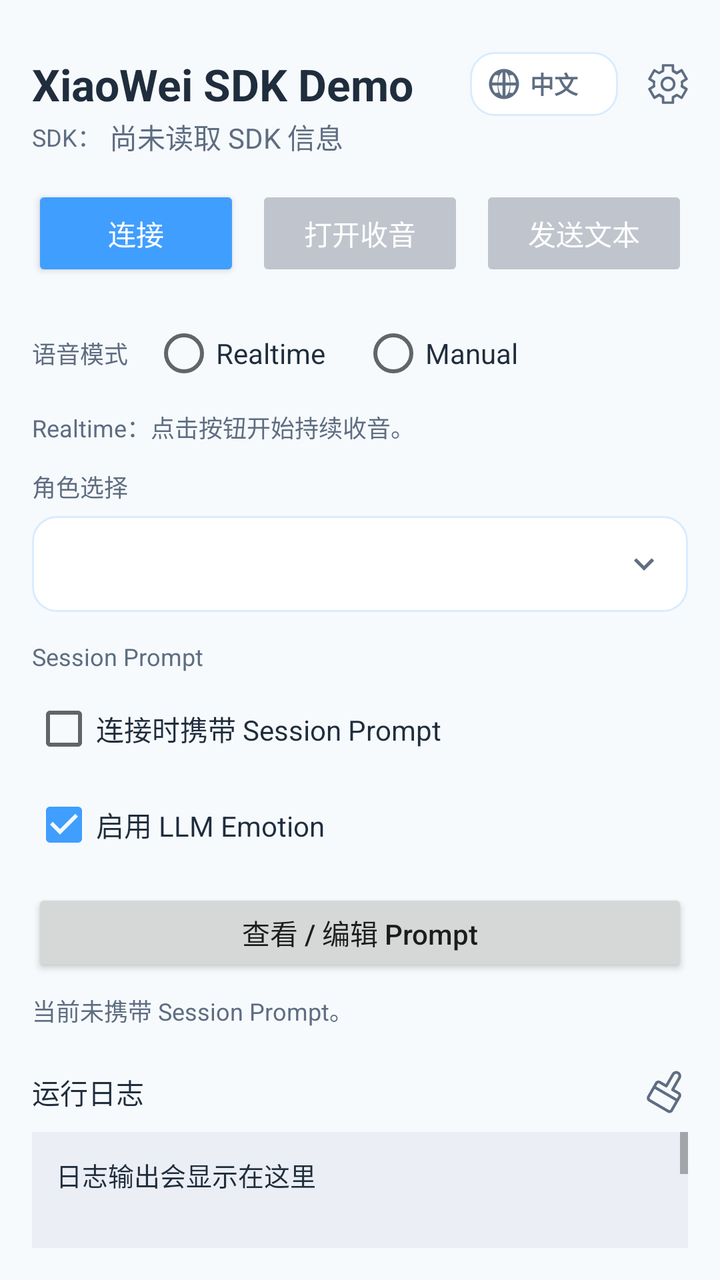
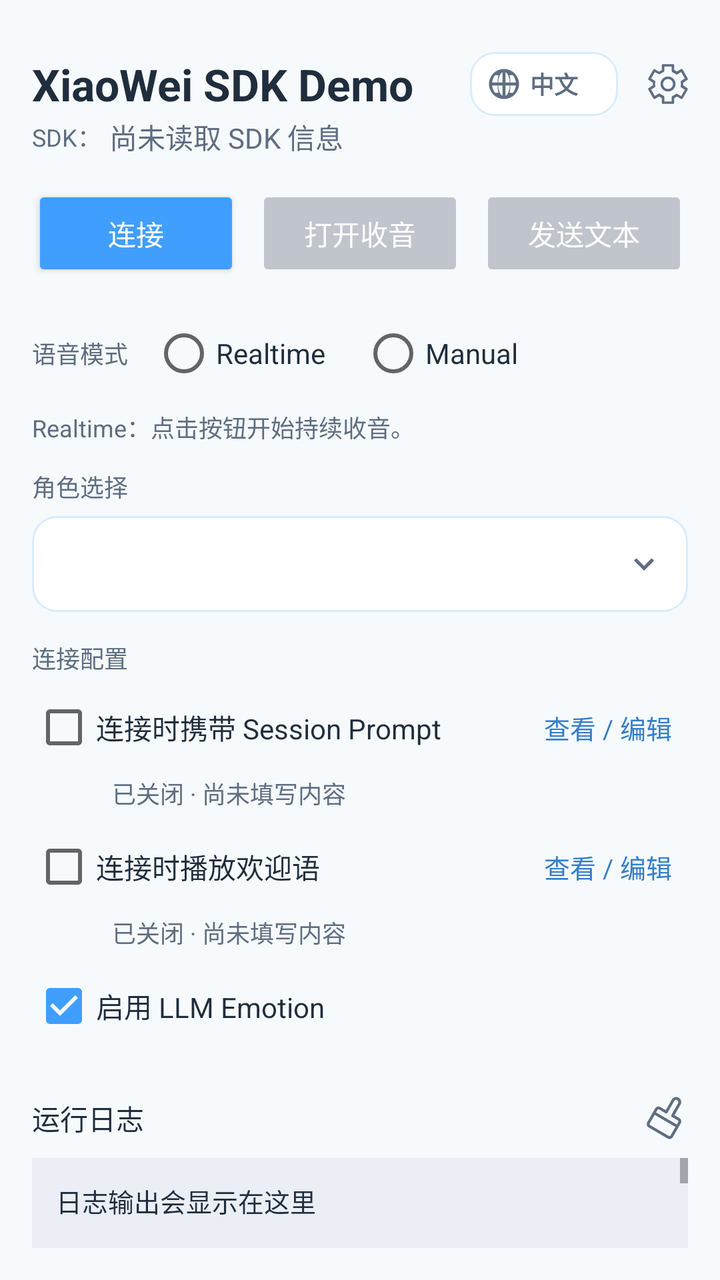

An Android layout rendered at two revisions. The XML below is the earlier revision; the diff shows what the commit changed to produce the second picture.
<!-- AndroidManifest.xml: application theme Theme.XiaoweiSdkDemo -->
<!-- res/layout/activity_main.xml -->
<?xml version="1.0" encoding="utf-8"?>
<FrameLayout xmlns:android="http://schemas.android.com/apk/res/android"
    android:layout_width="match_parent"
    android:layout_height="match_parent"
    android:background="@color/demo_surface">

    <LinearLayout
        android:id="@+id/layout_page_content"
        android:layout_width="match_parent"
        android:layout_height="match_parent"
        android:orientation="vertical">

        <LinearLayout
            android:layout_width="match_parent"
            android:layout_height="wrap_content"
            android:baselineAligned="false"
            android:orientation="vertical"
            android:paddingLeft="16dp"
            android:paddingTop="26dp"
            android:paddingRight="16dp"
            android:paddingBottom="10dp">

            <LinearLayout
                android:layout_width="match_parent"
                android:layout_height="wrap_content"
                android:baselineAligned="false"
                android:gravity="center_vertical"
                android:orientation="horizontal">

                <TextView
                    android:layout_width="wrap_content"
                    android:layout_height="wrap_content"
                    android:text="@string/demo_title"
                    android:textColor="@color/demo_text_primary"
                    android:textSize="22sp"
                    android:textStyle="bold" />

                <Space
                    android:layout_width="0dp"
                    android:layout_height="1dp"
                    android:layout_weight="1" />

                <LinearLayout
                    android:id="@+id/button_language_container"
                    android:layout_width="wrap_content"
                    android:layout_height="32dp"
                    android:layout_marginStart="12dp"
                    android:background="@drawable/bg_soul_selector"
                    android:clickable="true"
                    android:focusable="true"
                    android:gravity="center_vertical"
                    android:minWidth="74dp"
                    android:orientation="horizontal"
                    android:paddingLeft="8dp"
                    android:paddingRight="8dp">

                    <ImageButton
                        android:id="@+id/button_language"
                        android:layout_width="18dp"
                        android:layout_height="18dp"
                        android:adjustViewBounds="true"
                        android:background="@android:color/transparent"
                        android:clickable="false"
                        android:contentDescription="@string/language_switcher"
                        android:focusable="false"
                        android:padding="0dp"
                        android:scaleType="centerInside"
                        android:src="@drawable/ic_language_globe"
                        android:tint="@color/demo_text_secondary" />

                    <TextView
                        android:id="@+id/text_language_value"
                        android:layout_width="wrap_content"
                        android:layout_height="wrap_content"
                        android:layout_marginStart="4dp"
                        android:text="@string/language_value_zh"
                        android:textColor="@color/demo_text_secondary"
                        android:textSize="12sp"
                        android:textStyle="bold" />
                </LinearLayout>

                <ImageButton
                    android:id="@+id/button_open_settings"
                    android:layout_width="20dp"
                    android:layout_height="20dp"
                    android:layout_marginStart="15dp"
                    android:adjustViewBounds="true"
                    android:background="?attr/selectableItemBackgroundBorderless"
                    android:contentDescription="@string/settings"
                    android:padding="0dp"
                    android:scaleType="centerInside"
                    android:src="@drawable/ic_settings_gear"
                    android:tint="@color/demo_text_secondary" />
            </LinearLayout>

            <LinearLayout
                android:layout_width="match_parent"
                android:layout_height="wrap_content"
                android:layout_marginTop="0dp"
                android:baselineAligned="false"
                android:gravity="center_vertical"
                android:orientation="horizontal">

                <TextView
                    android:id="@+id/text_sdk_label"
                    android:layout_width="wrap_content"
                    android:layout_height="wrap_content"
                    android:text="@string/sdk_info_label"
                    android:textColor="@color/demo_text_secondary"
                    android:textSize="12sp" />

                <TextView
                    android:id="@+id/text_sdk_value"
                    android:layout_width="0dp"
                    android:layout_height="wrap_content"
                    android:layout_marginStart="4dp"
                    android:layout_weight="1"
                    android:text="@string/sdk_info_placeholder"
                    android:textColor="@color/demo_text_secondary" />
            </LinearLayout>
        </LinearLayout>

        <LinearLayout
            android:id="@+id/layout_main_content"
            android:layout_width="match_parent"
            android:layout_height="0dp"
            android:layout_weight="1"
            android:orientation="vertical"
            android:paddingLeft="16dp"
            android:paddingTop="0dp"
            android:paddingRight="16dp"
            android:paddingBottom="16dp">

            <LinearLayout
                android:layout_width="match_parent"
                android:layout_height="wrap_content"
                android:layout_marginTop="4dp"
                android:baselineAligned="false"
                android:gravity="top"
                android:orientation="horizontal">

                <Button
                    android:id="@+id/button_connect"
                    android:layout_width="0dp"
                    android:layout_height="48dp"
                    android:layout_gravity="top"
                    android:layout_weight="1"
                    android:backgroundTint="@color/demo_primary"
                    android:gravity="center"
                    android:maxLines="1"
                    android:text="@string/connect"
                    android:textColor="@color/demo_text_inverse" />

                <Button
                    android:id="@+id/button_listen"
                    android:layout_width="0dp"
                    android:layout_height="48dp"
                    android:layout_gravity="top"
                    android:layout_marginStart="8dp"
                    android:layout_weight="1"
                    android:backgroundTint="@color/demo_button_disabled"
                    android:enabled="false"
                    android:gravity="center"
                    android:maxLines="2"
                    android:text="@string/start_listen"
                    android:textAllCaps="false"
                    android:textColor="@color/demo_text_inverse" />

                <Button
                    android:id="@+id/button_send_text"
                    android:layout_width="0dp"
                    android:layout_height="48dp"
                    android:layout_gravity="top"
                    android:layout_marginStart="8dp"
                    android:layout_weight="1"
                    android:backgroundTint="@color/demo_button_disabled"
                    android:enabled="false"
                    android:gravity="center"
                    android:maxLines="1"
                    android:text="@string/send_text"
                    android:textColor="@color/demo_text_inverse" />
            </LinearLayout>

            <LinearLayout
                android:id="@+id/layout_voice_mode_section"
                android:layout_width="match_parent"
                android:layout_height="wrap_content"
                android:layout_marginTop="12dp"
                android:baselineAligned="false"
                android:gravity="center_vertical"
                android:orientation="horizontal">

                <TextView
                    android:id="@+id/text_voice_mode_label"
                    android:layout_width="wrap_content"
                    android:layout_height="wrap_content"
                    android:text="@string/voice_mode_label"
                    android:textColor="@color/demo_text_secondary"
                    android:textSize="12sp" />

                <RadioGroup
                    android:id="@+id/group_voice_mode"
                    android:layout_width="wrap_content"
                    android:layout_height="wrap_content"
                    android:layout_marginStart="12dp"
                    android:orientation="horizontal">

                    <RadioButton
                        android:id="@+id/radio_voice_mode_realtime"
                        android:layout_width="wrap_content"
                        android:layout_height="wrap_content"
                        android:text="@string/voice_mode_realtime"
                        android:textColor="@color/demo_text_primary" />

                    <RadioButton
                        android:id="@+id/radio_voice_mode_manual"
                        android:layout_width="wrap_content"
                        android:layout_height="wrap_content"
                        android:layout_marginStart="18dp"
                        android:text="@string/voice_mode_manual"
                        android:textColor="@color/demo_text_primary" />
                </RadioGroup>
            </LinearLayout>

            <TextView
                android:id="@+id/text_voice_mode_summary"
                android:layout_width="match_parent"
                android:layout_height="wrap_content"
                android:layout_marginTop="4dp"
                android:text="@string/voice_mode_summary_realtime_idle"
                android:textColor="@color/demo_text_secondary"
                android:textSize="12sp" />

            <LinearLayout
                android:id="@+id/layout_soul_selector_section"
                android:layout_width="match_parent"
                android:layout_height="wrap_content"
                android:orientation="vertical">

                <TextView
                    android:id="@+id/text_soul_selector_label"
                    android:layout_width="match_parent"
                    android:layout_height="wrap_content"
                    android:layout_marginTop="12dp"
                    android:text="@string/soul_selector_label"
                    android:textColor="@color/demo_text_secondary"
                    android:textSize="12sp" />

                <FrameLayout
                    android:layout_width="match_parent"
                    android:layout_height="48dp"
                    android:layout_marginTop="6dp">

                    <androidx.appcompat.widget.AppCompatSpinner
                        android:id="@+id/spinner_soul_selector"
                        android:layout_width="match_parent"
                        android:layout_height="match_parent"
                        android:background="@drawable/bg_soul_selector"
                        android:dropDownWidth="match_parent"
                        android:paddingLeft="12dp"
                        android:paddingRight="40dp"
                        android:spinnerMode="dropdown" />

                    <ImageView
                        android:layout_width="20dp"
                        android:layout_height="20dp"
                        android:layout_gravity="center_vertical|end"
                        android:layout_marginEnd="12dp"
                        android:clickable="false"
                        android:contentDescription="@null"
                        android:focusable="false"
                        android:src="@drawable/ic_spinner_arrow"
                        android:tint="@color/demo_text_secondary" />
                </FrameLayout>
            </LinearLayout>

            <LinearLayout
                android:id="@+id/layout_session_prompt_section"
                android:layout_width="match_parent"
                android:layout_height="wrap_content"
                android:orientation="vertical">

                <TextView
                    android:id="@+id/text_session_prompt_label"
                    android:layout_width="match_parent"
                    android:layout_height="wrap_content"
                    android:layout_marginTop="14dp"
                    android:text="@string/session_prompt_label"
                    android:textColor="@color/demo_text_secondary"
                    android:textSize="12sp" />

                <CheckBox
                    android:id="@+id/checkbox_session_prompt_enabled"
                    android:layout_width="match_parent"
                    android:layout_height="wrap_content"
                    android:layout_marginTop="4dp"
                    android:checked="false"
                    android:text="@string/session_prompt_enabled_checkbox"
                    android:textColor="@color/demo_text_primary" />

                <CheckBox
                    android:id="@+id/checkbox_emotion_enabled"
                    android:layout_width="match_parent"
                    android:layout_height="wrap_content"
                    android:checked="true"
                    android:text="@string/emotion_enabled_checkbox"
                    android:textColor="@color/demo_text_primary" />

                <Button
                    android:id="@+id/button_edit_session_prompt"
                    android:layout_width="match_parent"
                    android:layout_height="44dp"
                    android:layout_marginTop="8dp"
                    android:text="@string/session_prompt_edit_button"
                    android:textAllCaps="false" />

                <TextView
                    android:id="@+id/text_session_prompt_summary"
                    android:layout_width="match_parent"
                    android:layout_height="wrap_content"
                    android:layout_marginTop="8dp"
                    android:maxLines="3"
                    android:text="@string/session_prompt_summary_disabled_empty"
                    android:textColor="@color/demo_text_secondary"
                    android:textSize="12sp" />
            </LinearLayout>

            <LinearLayout
                android:layout_width="match_parent"
                android:layout_height="wrap_content"
                android:layout_marginTop="20dp"
                android:gravity="center_vertical"
                android:orientation="horizontal">

                <TextView
                    android:id="@+id/text_logs_panel_title"
                    android:layout_width="0dp"
                    android:layout_height="wrap_content"
                    android:layout_weight="1"
                    android:text="@string/logs_panel"
                    android:textColor="@color/demo_text_primary" />

                <ImageButton
                    android:id="@+id/button_clear_logs"
                    android:layout_width="24dp"
                    android:layout_height="24dp"
                    android:background="?attr/selectableItemBackgroundBorderless"
                    android:contentDescription="@string/clear_logs"
                    android:padding="4dp"
                    android:src="@drawable/ic_clear_logs"
                    android:tint="@color/demo_text_secondary" />
            </LinearLayout>

            <ScrollView
                android:id="@+id/scroll_logs"
                android:layout_width="match_parent"
                android:layout_height="0dp"
                android:layout_marginTop="8dp"
                android:layout_weight="1"
                android:background="@color/demo_panel_bg"
                android:fillViewport="true">

                <TextView
                    android:id="@+id/text_logs"
                    android:layout_width="match_parent"
                    android:layout_height="wrap_content"
                    android:minHeight="160dp"
                    android:padding="12dp"
                    android:text="@string/logs_empty"
                    android:textColor="@color/demo_text_primary"
                    android:textSize="13sp"
                    android:textIsSelectable="true"
                    android:typeface="monospace" />
            </ScrollView>
        </LinearLayout>
    </LinearLayout>

    <com.airbnb.lottie.LottieAnimationView
        android:id="@+id/view_expression_animation"
        android:layout_width="64dp"
        android:layout_height="64dp"
        android:layout_gravity="top|end"
        android:layout_marginTop="12dp"
        android:layout_marginEnd="16dp"
        android:visibility="gone" />

    <View
        android:id="@+id/view_manual_overlay"
        android:layout_width="match_parent"
        android:layout_height="match_parent"
        android:alpha="0"
        android:background="@color/demo_manual_overlay"
        android:clickable="true"
        android:focusable="true"
        android:visibility="gone" />

    <FrameLayout
        android:id="@+id/layout_manual_listen_panel"
        android:layout_width="match_parent"
        android:layout_height="56dp"
        android:layout_gravity="bottom"
        android:layout_marginLeft="16dp"
        android:layout_marginRight="16dp"
        android:layout_marginBottom="16dp"
        android:clickable="true"
        android:focusable="true"
        android:visibility="gone">

        <LinearLayout
            android:id="@+id/layout_manual_listen_idle_content"
            android:layout_width="wrap_content"
            android:layout_height="wrap_content"
            android:layout_gravity="center"
            android:gravity="center"
            android:orientation="horizontal">

            <ImageView
                android:id="@+id/image_manual_listen_icon"
                android:layout_width="20dp"
                android:layout_height="20dp"
                android:contentDescription="@null"
                android:src="@android:drawable/ic_btn_speak_now"
                android:tint="@color/demo_text_inverse" />

            <TextView
                android:id="@+id/text_manual_listen_idle"
                android:layout_width="wrap_content"
                android:layout_height="wrap_content"
                android:layout_marginStart="8dp"
                android:text="@string/voice_action_manual_idle"
                android:textColor="@color/demo_text_inverse"
                android:textSize="16sp"
                android:textStyle="bold" />
        </LinearLayout>

        <LinearLayout
            android:id="@+id/layout_manual_listen_active_content"
            android:layout_width="wrap_content"
            android:layout_height="wrap_content"
            android:layout_gravity="top|center_horizontal"
            android:layout_marginTop="8dp"
            android:alpha="0"
            android:gravity="center_horizontal"
            android:orientation="vertical">

            <TextView
                android:id="@+id/text_manual_listen_release"
                android:layout_width="wrap_content"
                android:layout_height="wrap_content"
                android:text="@string/voice_action_manual_pressing"
                android:textColor="@color/demo_text_inverse"
                android:textSize="18sp"
                android:textStyle="bold" />

            <ImageView
                android:id="@+id/image_manual_listen_pressed_icon"
                android:layout_width="18dp"
                android:layout_height="18dp"
                android:layout_marginTop="6dp"
                android:contentDescription="@null"
                android:src="@android:drawable/ic_btn_speak_now"
                android:tint="@color/demo_text_inverse" />
        </LinearLayout>
    </FrameLayout>
</FrameLayout>
<!-- resources referenced by this layout -->
<resources>
  <color name="demo_button_disabled">#C0C4CC</color>
  <color name="demo_manual_overlay">#660D1B2A</color>
  <color name="demo_panel_bg">#EBEEF5</color>
  <color name="demo_primary">#409EFF</color>
  <color name="demo_surface">#F7FAFC</color>
  <color name="demo_text_inverse">#FFFFFF</color>
  <color name="demo_text_primary">#1F2D3D</color>
  <color name="demo_text_secondary">#5E6D82</color>
  <!-- drawable bg_soul_selector (drawable) -->
  <?xml version="1.0" encoding="utf-8"?>
  <shape xmlns:android="http://schemas.android.com/apk/res/android"
      android:shape="rectangle">
      <solid android:color="@color/demo_text_inverse" />
      <stroke
          android:width="1dp"
          android:color="@color/demo_border" />
      <corners android:radius="12dp" />
  </shape>
  <!-- drawable ic_spinner_arrow (drawable) -->
  <?xml version="1.0" encoding="utf-8"?>
  <vector xmlns:android="http://schemas.android.com/apk/res/android"
      android:width="24dp"
      android:height="24dp"
      android:viewportWidth="24"
      android:viewportHeight="24">
      <path
          android:fillColor="#5E6D82"
          android:pathData="M7.41,8.59 12,13.17 16.59,8.59 18,10l-6,6 -6,-6z" />
  </vector>
  <string name="clear_logs">清空日志</string>
  <string name="connect">连接</string>
  <string name="demo_title">XiaoWei SDK Demo</string>
  <string name="emotion_enabled_checkbox">启用 LLM Emotion</string>
  <string name="language_switcher">切换语言</string>
  <string name="language_value_zh">中文</string>
  <string name="logs_empty">日志输出会显示在这里</string>
  <string name="logs_panel">运行日志</string>
  <string name="sdk_info_label">SDK：</string>
  <string name="sdk_info_placeholder">尚未读取 SDK 信息</string>
  <string name="send_text">发送文本</string>
  <string name="session_prompt_edit_button">查看 / 编辑 Prompt</string>
  <string name="session_prompt_enabled_checkbox">连接时携带 Session Prompt</string>
  <string name="session_prompt_label">Session Prompt</string>
  <string name="session_prompt_summary_disabled_empty">当前未携带 Session Prompt。</string>
  <string name="settings">设置</string>
  <string name="soul_selector_label">角色选择</string>
  <string name="start_listen">打开收音</string>
  <string name="voice_action_manual_idle">按住说话</string>
  <string name="voice_action_manual_pressing">松开发送</string>
  <string name="voice_mode_label">语音模式</string>
  <string name="voice_mode_manual">Manual</string>
  <string name="voice_mode_realtime">Realtime</string>
  <string name="voice_mode_summary_realtime_idle">Realtime：点击按钮开始持续收音。</string>
  <style name="Theme.XiaoweiSdkDemo" parent="Theme.MaterialComponents.DayNight.NoActionBar">
          <item name="colorPrimary">@color/demo_primary</item>
          <item name="colorPrimaryVariant">@color/demo_primary_dark</item>
          <item name="colorSecondary">@color/demo_primary</item>
          <item name="colorSecondaryVariant">@color/demo_primary_dark</item>
          <item name="colorOnPrimary">@color/demo_text_inverse</item>
          <item name="colorOnSecondary">@color/demo_text_inverse</item>
          <item name="android:statusBarColor">@color/demo_primary_dark</item>
          <item name="android:windowBackground">@color/demo_surface</item>
      </style>
  <color name="demo_border">#D9ECFF</color>
  <color name="demo_primary_dark">#337ECC</color>
  <!-- unchanged entries left out for length: 3 -->
</resources>

<!-- the commit's change to res/layout/activity_main.xml (unified diff, before → after) -->
@@ -275,54 +275,114 @@
             </LinearLayout>
 
             <LinearLayout
-                android:id="@+id/layout_session_prompt_section"
+                android:id="@+id/layout_session_config_section"
                 android:layout_width="match_parent"
                 android:layout_height="wrap_content"
                 android:orientation="vertical">
 
                 <TextView
-                    android:id="@+id/text_session_prompt_label"
+                    android:id="@+id/text_session_config_label"
                     android:layout_width="match_parent"
                     android:layout_height="wrap_content"
                     android:layout_marginTop="14dp"
-                    android:text="@string/session_prompt_label"
+                    android:text="@string/session_config_label"
                     android:textColor="@color/demo_text_secondary"
                     android:textSize="12sp" />
 
-                <CheckBox
-                    android:id="@+id/checkbox_session_prompt_enabled"
-                    android:layout_width="match_parent"
-                    android:layout_height="wrap_content"
+                <LinearLayout
+                    android:layout_width="match_parent"
+                    android:layout_height="48dp"
+                    android:layout_marginTop="2dp"
+                    android:gravity="center_vertical"
+                    android:orientation="horizontal">
+
+                    <CheckBox
+                        android:id="@+id/checkbox_session_prompt_enabled"
+                        android:layout_width="0dp"
+                        android:layout_height="match_parent"
+                        android:layout_weight="1"
+                        android:checked="false"
+                        android:text="@string/session_prompt_enabled_checkbox"
+                        android:textColor="@color/demo_text_primary" />
+
+                    <TextView
+                        android:id="@+id/button_edit_session_prompt"
+                        android:layout_width="wrap_content"
+                        android:layout_height="match_parent"
+                        android:background="?attr/selectableItemBackgroundBorderless"
+                        android:clickable="true"
+                        android:focusable="true"
+                        android:gravity="center"
+                        android:minWidth="80dp"
+                        android:paddingLeft="8dp"
+                        android:paddingRight="8dp"
+                        android:text="@string/session_config_edit_button"
+                        android:textColor="@color/demo_primary_dark"
+                        android:textSize="13sp" />
+                </LinearLayout>
+
+                <TextView
+                    android:id="@+id/text_session_prompt_summary"
+                    android:layout_width="match_parent"
+                    android:layout_height="wrap_content"
+                    android:layout_marginStart="40dp"
+                    android:ellipsize="end"
+                    android:maxLines="1"
+                    android:text="@string/session_prompt_summary_disabled_empty"
+                    android:textColor="@color/demo_text_secondary"
+                    android:textSize="12sp" />
+
+                <LinearLayout
+                    android:layout_width="match_parent"
+                    android:layout_height="48dp"
                     android:layout_marginTop="4dp"
-                    android:checked="false"
-                    android:text="@string/session_prompt_enabled_checkbox"
-                    android:textColor="@color/demo_text_primary" />
+                    android:gravity="center_vertical"
+                    android:orientation="horizontal">
+
+                    <CheckBox
+                        android:id="@+id/checkbox_welcome_message_enabled"
+                        android:layout_width="0dp"
+                        android:layout_height="match_parent"
+                        android:layout_weight="1"
+                        android:checked="false"
+                        android:text="@string/welcome_message_enabled_checkbox"
+                        android:textColor="@color/demo_text_primary" />
+
+                    <TextView
+                        android:id="@+id/button_edit_welcome_message"
+                        android:layout_width="wrap_content"
+                        android:layout_height="match_parent"
+                        android:background="?attr/selectableItemBackgroundBorderless"
+                        android:clickable="true"
+                        android:focusable="true"
+                        android:gravity="center"
+                        android:minWidth="80dp"
+                        android:paddingLeft="8dp"
+                        android:paddingRight="8dp"
+                        android:text="@string/session_config_edit_button"
+                        android:textColor="@color/demo_primary_dark"
+                        android:textSize="13sp" />
+                </LinearLayout>
+
+                <TextView
+                    android:id="@+id/text_welcome_message_summary"
+                    android:layout_width="match_parent"
+                    android:layout_height="wrap_content"
+                    android:layout_marginStart="40dp"
+                    android:ellipsize="end"
+                    android:maxLines="1"
+                    android:text="@string/welcome_message_summary_disabled_empty"
+                    android:textColor="@color/demo_text_secondary"
+                    android:textSize="12sp" />
 
                 <CheckBox
                     android:id="@+id/checkbox_emotion_enabled"
                     android:layout_width="match_parent"
                     android:layout_height="wrap_content"
+                    android:layout_marginTop="4dp"
                     android:checked="true"
                     android:text="@string/emotion_enabled_checkbox"
                     android:textColor="@color/demo_text_primary" />
-
-                <Button
-                    android:id="@+id/button_edit_session_prompt"
-                    android:layout_width="match_parent"
-                    android:layout_height="44dp"
-                    android:layout_marginTop="8dp"
-                    android:text="@string/session_prompt_edit_button"
-                    android:textAllCaps="false" />
-
-                <TextView
-                    android:id="@+id/text_session_prompt_summary"
-                    android:layout_width="match_parent"
-                    android:layout_height="wrap_content"
-                    android:layout_marginTop="8dp"
-                    android:maxLines="3"
-                    android:text="@string/session_prompt_summary_disabled_empty"
-                    android:textColor="@color/demo_text_secondary"
-                    android:textSize="12sp" />
             </LinearLayout>
 
             <LinearLayout
<!-- resource entries referenced after the edit -->
@@ -40,10 +40,10 @@
   <string name="sdk_info_label">SDK：</string>
   <string name="sdk_info_placeholder">尚未读取 SDK 信息</string>
   <string name="send_text">发送文本</string>
-  <string name="session_prompt_edit_button">查看 / 编辑 Prompt</string>
+  <string name="session_config_edit_button">查看 / 编辑</string>
+  <string name="session_config_label">连接配置</string>
   <string name="session_prompt_enabled_checkbox">连接时携带 Session Prompt</string>
-  <string name="session_prompt_label">Session Prompt</string>
-  <string name="session_prompt_summary_disabled_empty">当前未携带 Session Prompt。</string>
+  <string name="session_prompt_summary_disabled_empty">已关闭 · 尚未填写内容</string>
   <string name="settings">设置</string>
   <string name="soul_selector_label">角色选择</string>
   <string name="start_listen">打开收音</string>
@@ -53,6 +53,8 @@
   <string name="voice_mode_manual">Manual</string>
   <string name="voice_mode_realtime">Realtime</string>
   <string name="voice_mode_summary_realtime_idle">Realtime：点击按钮开始持续收音。</string>
+  <string name="welcome_message_enabled_checkbox">连接时播放欢迎语</string>
+  <string name="welcome_message_summary_disabled_empty">已关闭 · 尚未填写内容</string>
   <style name="Theme.XiaoweiSdkDemo" parent="Theme.MaterialComponents.DayNight.NoActionBar">
           <item name="colorPrimary">@color/demo_primary</item>
           <item name="colorPrimaryVariant">@color/demo_primary_dark</item>
